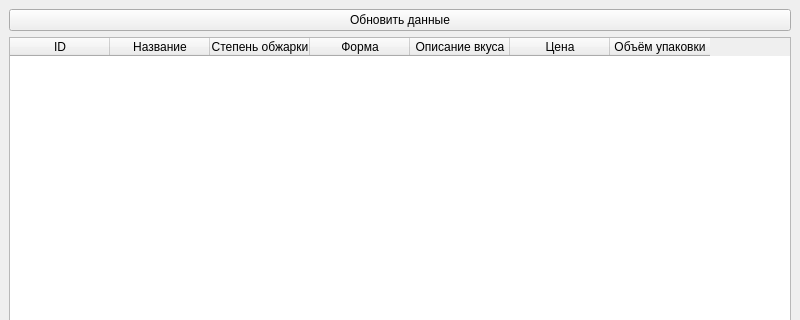
The window that main.ui (GitBon25/PyQtCoffeApp) describes before a commit, drawn with Qt 5; both pictures show x 0 to 800 and y 0 to 320 of the 800 by 600 pixel window.
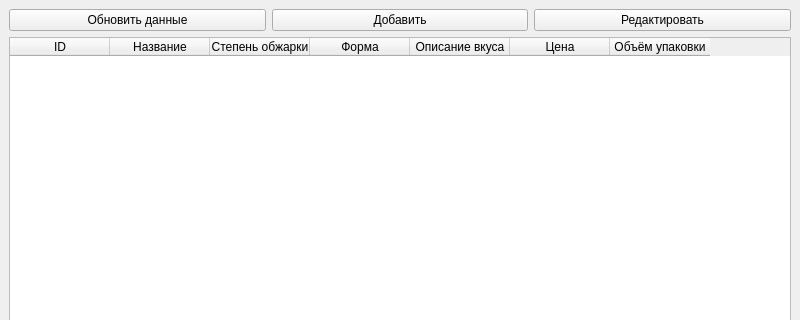
The same window after the commit.

Commit message: Добавить возможность редактировать таблицу

Diff of the .ui file:
```diff
--- a/main.ui
+++ b/main.ui
@@ -16,6 +16,8 @@
   <widget class="QWidget" name="centralwidget">
    <layout class="QVBoxLayout" name="verticalLayout">
     <item>
+     <layout class="QHBoxLayout" name="horizontalLayout">
+      <item>
      <widget class="QPushButton" name="refreshButton">
       <property name="text">
        <string>Обновить данные</string>
@@ -24,6 +26,28 @@
        <number>30</number>
       </property>
      </widget>
+      </item>
+      <item>
+       <widget class="QPushButton" name="addButton">
+        <property name="text">
+         <string>Добавить</string>
+        </property>
+        <property name="minimumHeight">
+         <number>30</number>
+        </property>
+       </widget>
+      </item>
+      <item>
+       <widget class="QPushButton" name="editButton">
+        <property name="text">
+         <string>Редактировать</string>
+        </property>
+        <property name="minimumHeight">
+         <number>30</number>
+        </property>
+       </widget>
+      </item>
+     </layout>
     </item>
     <item>
      <widget class="QTableWidget" name="coffeeTable">
```
Lines whose indentation alone changed are shown as unchanged. The commit also changes 2 other files.
